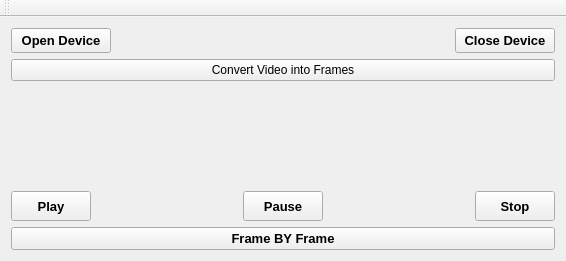
The window that mainwindow.ui (Goodjamp/softVideoHSUDB) describes before a commit, drawn with Qt 5.
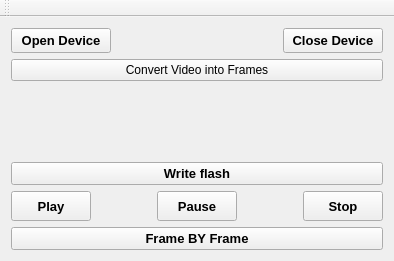
The same window after the commit.

```diff
--- a/mainwindow.ui
+++ b/mainwindow.ui
@@ -6,7 +6,7 @@
    <rect>
     <x>0</x>
     <y>0</y>
-    <width>566</width>
+    <width>394</width>
     <height>261</height>
    </rect>
   </property>
@@ -104,6 +104,20 @@
       </property>
      </spacer>
     </item>
+    <item>
+     <widget class="QPushButton" name="pushButtonWriteFlash">
+      <property name="font">
+       <font>
+        <pointsize>10</pointsize>
+        <weight>75</weight>
+        <bold>true</bold>
+       </font>
+      </property>
+      <property name="text">
+       <string>Write flash</string>
+      </property>
+     </widget>
+    </item>
     <item>
      <layout class="QHBoxLayout" name="horizontalLayout_7">
       <item>
```
